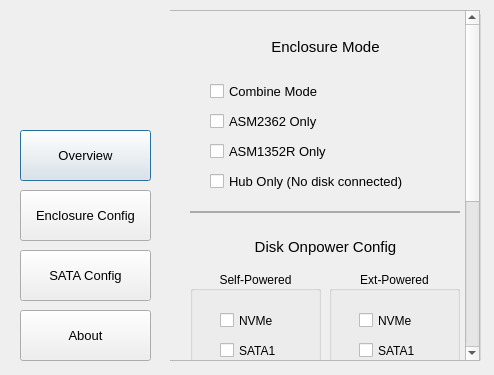
First picture: the form in ultra_enclosure_manager.ui, repository barryblueice/R-SODIUM-Ultra-Enclosure-Manager, before the edit.
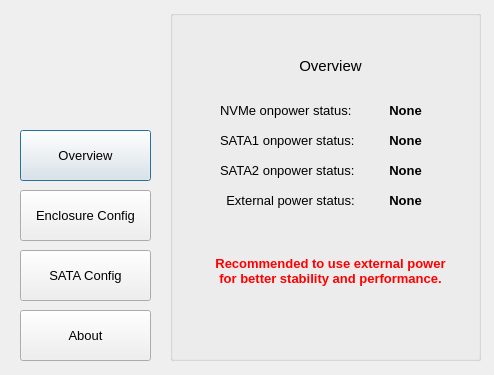
Second picture: the form after the edit. Icons and pictures are not drawn.

Commit message: 修改UI

Patch:
```diff
--- a/ultra_enclosure_manager.ui
+++ b/ultra_enclosure_manager.ui
@@ -798,6 +798,7 @@
     <property name="font">
      <font>
       <pointsize>10</pointsize>
+      <bold>true</bold>
      </font>
     </property>
     <property name="styleSheet">
@@ -822,6 +823,7 @@
     <property name="font">
      <font>
       <pointsize>10</pointsize>
+      <bold>true</bold>
      </font>
     </property>
     <property name="styleSheet">
@@ -864,6 +866,7 @@
     <property name="font">
      <font>
       <pointsize>10</pointsize>
+      <bold>true</bold>
      </font>
     </property>
     <property name="styleSheet">
@@ -906,6 +909,7 @@
     <property name="font">
      <font>
       <pointsize>10</pointsize>
+      <bold>true</bold>
      </font>
     </property>
     <property name="styleSheet">
@@ -1085,8 +1089,8 @@
   <zorder>about_button</zorder>
   <zorder>about</zorder>
   <zorder>sataconfig</zorder>
-  <zorder>overview</zorder>
   <zorder>boxmode</zorder>
+  <zorder>overview</zorder>
  </widget>
  <resources>
   <include location="usm.qrc"/>
```
The commit also changes 1 other file.
